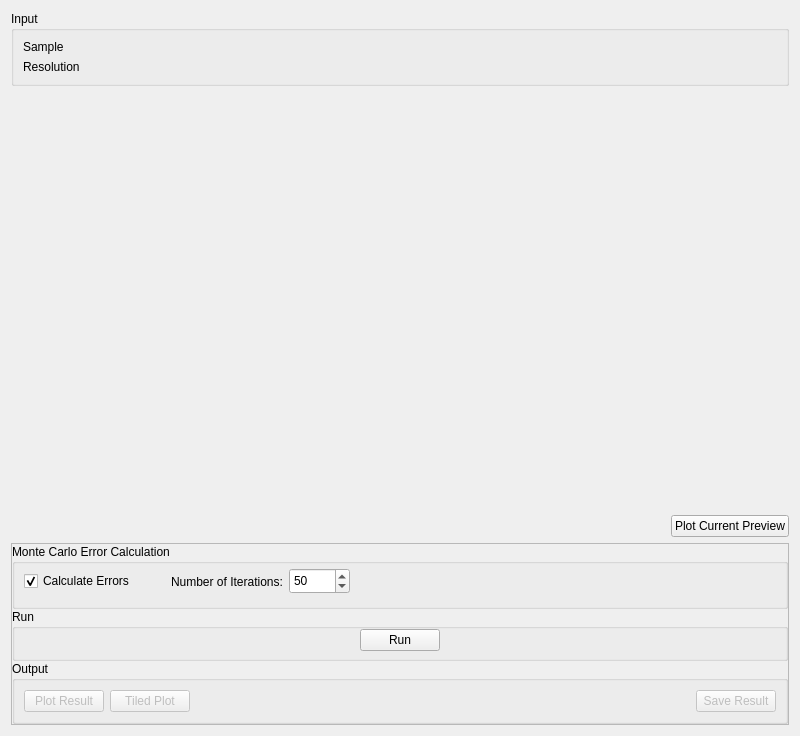
Old version of the form qt/scientific_interfaces/Indirect/Iqt.ui in the repository mantidproject/mantid.
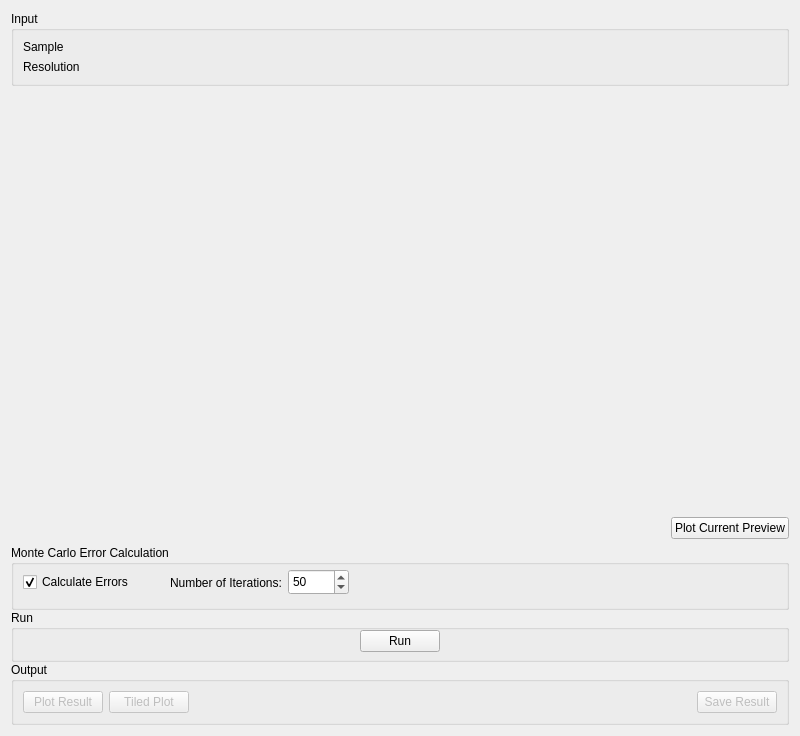
New version of the form. Custom widgets are drawn as their Qt base class.

```diff
--- a/qt/scientific_interfaces/Indirect/Iqt.ui
+++ b/qt/scientific_interfaces/Indirect/Iqt.ui
@@ -195,12 +195,6 @@
        <height>0</height>
       </size>
      </property>
-     <property name="frameShape">
-      <enum>QFrame::StyledPanel</enum>
-     </property>
-     <property name="frameShadow">
-      <enum>QFrame::Raised</enum>
-     </property>
      <layout class="QVBoxLayout" name="verticalLayout_2">
       <property name="spacing">
        <number>0</number>
```
